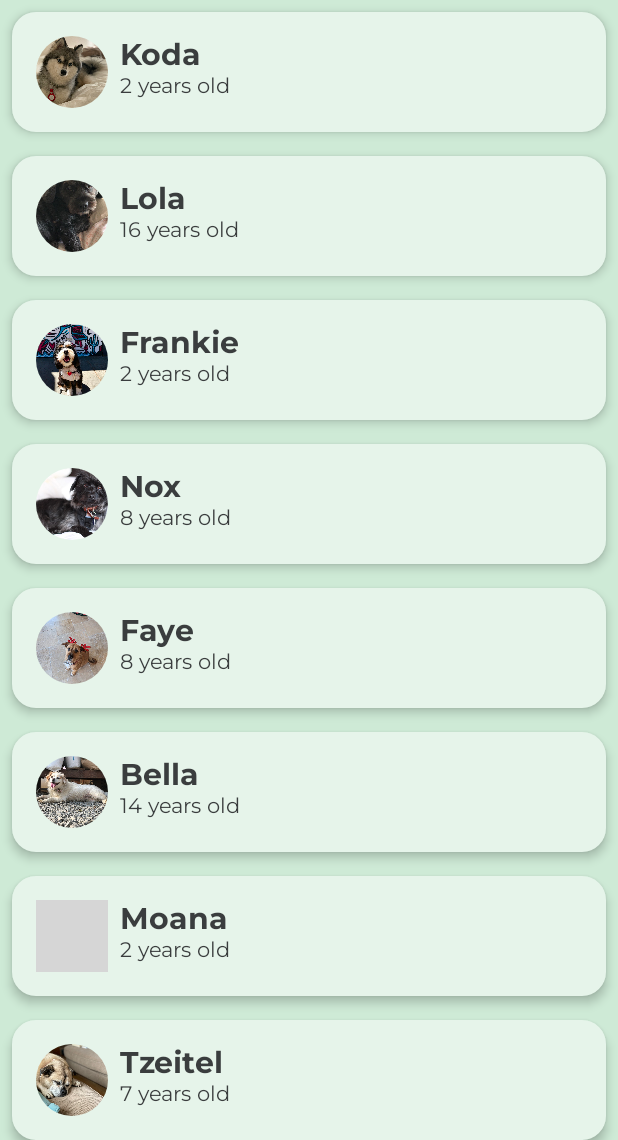
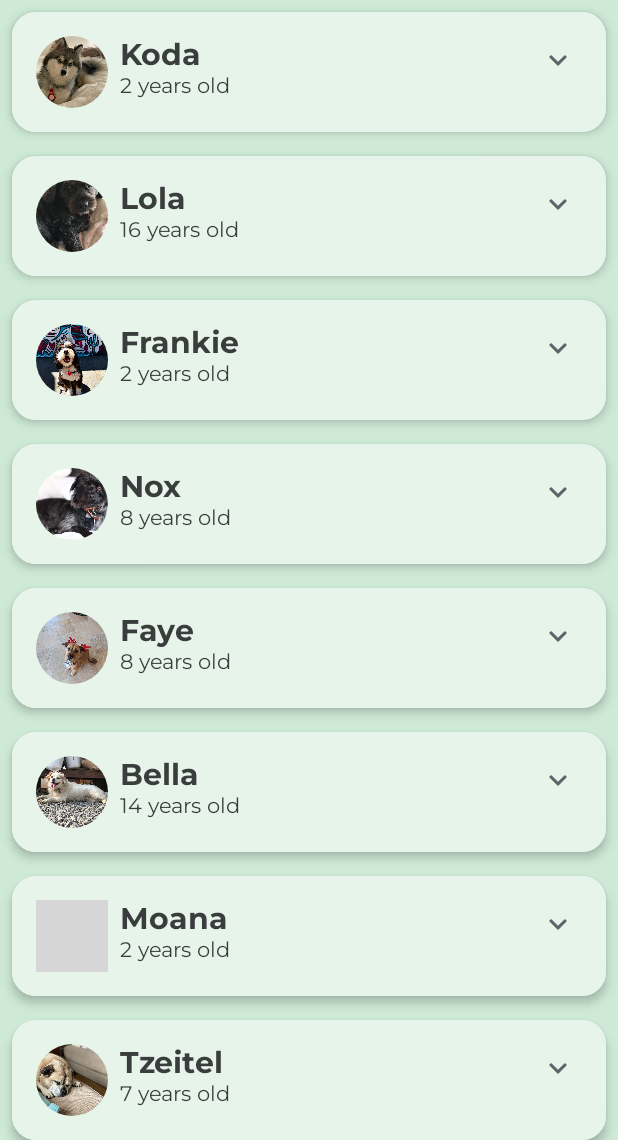
Before and after one commit to hvlamdev/compose_course_unit3_basic, an Android app built with Jetpack Compose: the screen it shows after launch (MainActivity), on a phone screen of 412 x 824 dp, the part 96-1236 px from its top. Run offline under Robolectric (Android 15) with nearby library versions, the phone set to English and light mode, and no system bars; grey boxes are pictures that could not be loaded.

Commit message:
Add basic animation - spring

```diff
--- a/basic-android-kotlin-compose-training-woof-starter/app/build.gradle
+++ b/basic-android-kotlin-compose-training-woof-starter/app/build.gradle
@@ -68,6 +68,7 @@ dependencies {
     implementation "androidx.compose.ui:ui-tooling-preview:$compose_version"
     implementation 'androidx.core:core-ktx:1.7.0'
     implementation 'androidx.lifecycle:lifecycle-runtime-ktx:2.4.1'
+    implementation "androidx.compose.material:material-icons-extended:$compose_version"
 
     debugImplementation "androidx.compose.ui:ui-tooling:$compose_version"
 }
--- a/basic-android-kotlin-compose-training-woof-starter/app/src/main/java/com/example/woof/MainActivity.kt
+++ b/basic-android-kotlin-compose-training-woof-starter/app/src/main/java/com/example/woof/MainActivity.kt
@@ -20,17 +20,21 @@ import androidx.activity.ComponentActivity
 import androidx.activity.compose.setContent
 import androidx.annotation.DrawableRes
 import androidx.annotation.StringRes
+import androidx.compose.animation.animateColorAsState
+import androidx.compose.animation.animateContentSize
+import androidx.compose.animation.core.Spring
+import androidx.compose.animation.core.spring
 import androidx.compose.foundation.Image
 import androidx.compose.foundation.background
 import androidx.compose.foundation.layout.*
 import androidx.compose.foundation.lazy.LazyColumn
 import androidx.compose.foundation.lazy.items
 import androidx.compose.foundation.shape.RoundedCornerShape
-import androidx.compose.material.Card
-import androidx.compose.material.MaterialTheme
-import androidx.compose.material.Scaffold
-import androidx.compose.material.Text
-import androidx.compose.runtime.Composable
+import androidx.compose.material.*
+import androidx.compose.material.icons.Icons
+import androidx.compose.material.icons.filled.ExpandLess
+import androidx.compose.material.icons.filled.ExpandMore
+import androidx.compose.runtime.*
 import androidx.compose.ui.Alignment
 import androidx.compose.ui.Modifier
 import androidx.compose.ui.draw.clip
@@ -41,6 +45,7 @@ import androidx.compose.ui.tooling.preview.Preview
 import androidx.compose.ui.unit.dp
 import com.example.woof.data.Dog
 import com.example.woof.data.dogs
+import com.example.woof.ui.theme.Green25
 import com.example.woof.ui.theme.WoofTheme
 
 class MainActivity : ComponentActivity() {
@@ -80,19 +85,65 @@ fun WoofApp() {
  */
 @Composable
 fun DogItem(dog: Dog, modifier: Modifier = Modifier) {
+    var expanded by remember { mutableStateOf(false) }
+    val color by animateColorAsState(
+        targetValue = if (expanded) Green25 else MaterialTheme.colors.surface,
+    )
+
     Card(
         modifier = modifier.padding(8.dp),
         elevation = 4.dp
     ) {
-        Row(
+        Column(
             modifier = Modifier
-                .fillMaxWidth()
-                .padding(8.dp)
-                .background(MaterialTheme.colors.surface),
+                .animateContentSize(
+                    animationSpec = spring(
+                        dampingRatio = Spring.DampingRatioMediumBouncy,
+                        stiffness = Spring.StiffnessLow,
+                    )
+                )
+                .background(color = color)
         ) {
-            DogIcon(dog.imageResourceId)
-            DogInformation(dog.name, dog.age)
+            Row(
+                modifier = Modifier
+                    .fillMaxWidth()
+                    .padding(8.dp)
+                    .background(MaterialTheme.colors.surface)
+            ) {
+                DogIcon(dog.imageResourceId)
+                DogInformation(dog.name, dog.age)
+                Spacer(modifier = Modifier.weight(1f))
+                DogItemButton(expanded = expanded, onClick = {
+                    expanded = !expanded
+                })
+            }
+            if (expanded) {
+                DogHobby(dog.hobbies)
+            }
         }
+    }
+}
+
+@Composable
+fun DogHobby(
+    @StringRes dogHobby: Int, modifier: Modifier = Modifier
+) {
+    Column(
+        modifier = modifier.padding(
+            start = 16.dp,
+            top = 8.dp,
+            bottom = 16.dp,
+            end = 16.dp,
+        )
+    ) {
+        Text(
+            text = stringResource(R.string.about),
+            style = MaterialTheme.typography.h3,
+        )
+        Text(
+            text = stringResource(dogHobby),
+            style = MaterialTheme.typography.body1,
+        )
     }
 }
 
@@ -162,6 +213,21 @@ fun WoofTopAppBar(modifier: Modifier = Modifier) {
     }
 }
 
+@Composable
+fun DogItemButton(
+    expanded: Boolean,
+    onClick: () -> Unit,
+    modifier: Modifier = Modifier
+) {
+    IconButton(onClick = onClick) {
+        Icon(
+            imageVector = if (expanded) Icons.Filled.ExpandLess else Icons.Filled.ExpandMore,
+            tint = MaterialTheme.colors.secondary,
+            contentDescription = stringResource(id = R.string.expand_button_content_description)
+        )
+    }
+}
+
 /**
  * Composable that displays what the UI of the app looks like in light theme in the design tab.
  */
--- a/basic-android-kotlin-compose-training-woof-starter/app/src/main/java/com/example/woof/ui/theme/Color.kt
+++ b/basic-android-kotlin-compose-training-woof-starter/app/src/main/java/com/example/woof/ui/theme/Color.kt
@@ -34,3 +34,5 @@ val White = Color(0xFFFFFFFF)
 val Grey100 = Color(0xFFF1F3F4)
 val Cyan900 = Color(0xFF007B83)
 val Cyan700 = Color(0xFF129EAF)
+
+val Green25 = Color(0xFF4CAF50)
```
